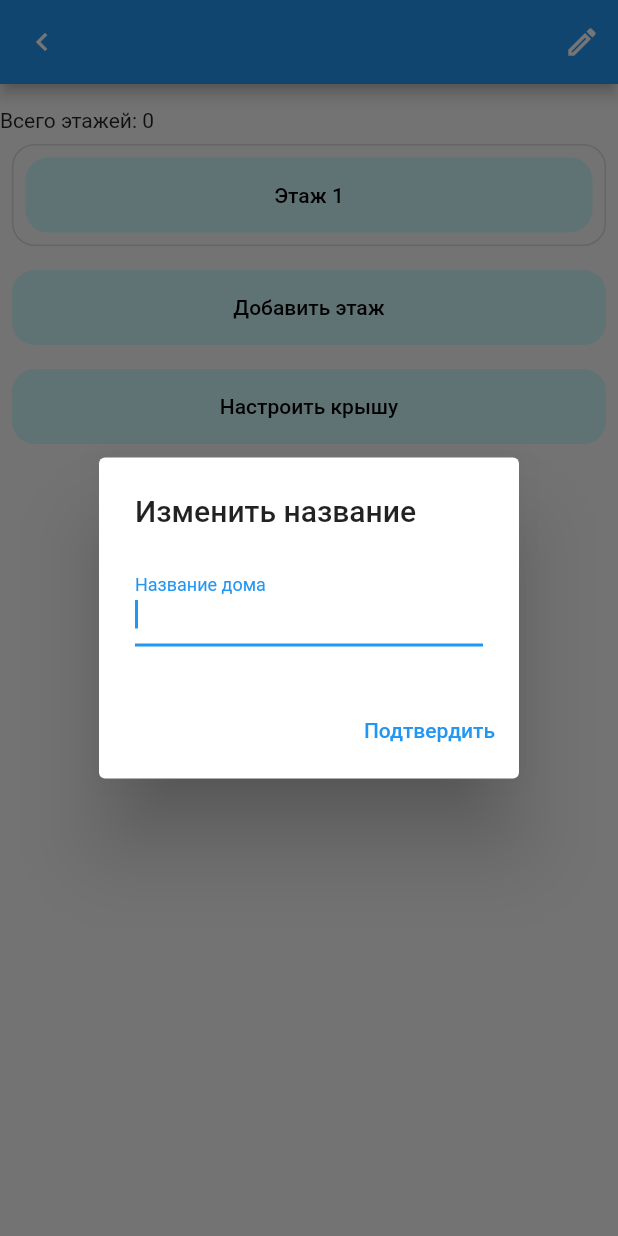
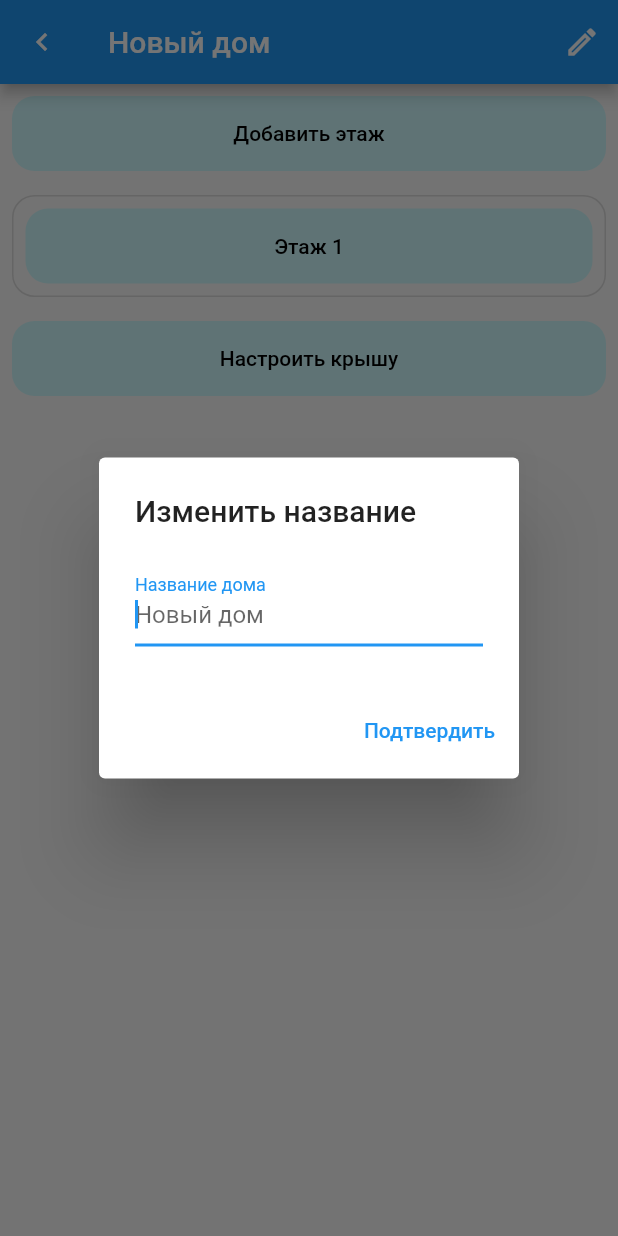
Before and after one commit to CpedaMonsterEnergyLover/BlockHouseCalculator, a Flutter app: the HousePage screen opened directly with empty values, after a tap on "Добавить этаж", after a tap on the "edit" icon, on a phone screen of 412 x 824 dp. Run offline on Flutter 3.47's test engine with Material 2 defaults, Android fonts, the phone set to English and light mode, and no system bars.

Commit message:
Можно переименовать дом Обновляется стейт на главной странице

```diff
--- a/lib/pages/edit_house/house_page.dart
+++ b/lib/pages/edit_house/house_page.dart
@@ -8,8 +8,9 @@ import 'package:flutter/material.dart';
 
 class HousePage extends StatefulWidget {
   House house;
+  final Function() notifyParent;
 
-  HousePage({Key? key, required this.house}) : super(key: key);
+  HousePage({Key? key, required this.house, required this.notifyParent}) : super(key: key);
 
   @override
   State<HousePage> createState() => _HousePageState();
@@ -17,6 +18,14 @@ class HousePage extends StatefulWidget {
 
 class _HousePageState extends State<HousePage> {
   bool floorBlock = true;
+
+  late House house;
+
+
+  @override
+  void initState() {
+    house = widget.house;
+  }
 
   @override
   Widget build(BuildContext context) {
@@ -31,17 +40,27 @@ class _HousePageState extends State<HousePage> {
         ),
         actions: [IconButton(
           icon: const Icon(Icons.edit_outlined),
-          onPressed: () {
+          onPressed: () async {
+            var newValue = await AbcDialog.inputDialog(context, widget.house);
             setState(() {
-              widget.house.name = AbcDialog.inputDialog(context, widget.house);
+              house.name = newValue;
             });
+            widget.notifyParent();
           },
         ),],
       ),
       body:  ListView(
         children: [
-          Text(widget.house.name),
-          const Text("Всего этажей: 0"),
+          GeneralButton(
+            text: "Добавить этаж",
+            callback: () {
+              if(!floorBlock) return;
+              setState(() {
+                floorBlock = widget.house.addFloor();
+              });
+            },
+            longPressCallback: () {},
+          ),
           Padding(
             padding: const EdgeInsets.all(8.0),
             child: Container(
@@ -75,16 +94,6 @@ class _HousePageState extends State<HousePage> {
             ),
           ),
           GeneralButton(
-            text: "Добавить этаж",
-            callback: () {
-              if(!floorBlock) return;
-              setState(() {
-                floorBlock = widget.house.addFloor();
-              });
-            },
-            longPressCallback: () {},
-          ),
-          GeneralButton(
             text: "Настроить крышу",
             callback: () {
               Navigator.push(
--- a/lib/pages/elements/dialog.dart
+++ b/lib/pages/elements/dialog.dart
@@ -4,9 +4,10 @@ import 'package:flutter/cupertino.dart';
 import 'package:flutter/material.dart';
 
 class AbcDialog {
-  static String inputDialog(BuildContext context, House house) {
-    String newName = '';
-    showDialog(
+
+  static Future<String> inputDialog(BuildContext context, House house) async {
+    String newName = house.name;
+    newName = await showDialog(
       context: context,
       barrierDismissible: false, // dialog is dismissible with a tap on the barrier
       builder: (BuildContext context) {
@@ -28,7 +29,7 @@ class AbcDialog {
             TextButton(
               child: const Text('Подтвердить'),
               onPressed: () {
-                Navigator.of(context).pop();
+                Navigator.of(context).pop(newName);
               },
             ),
           ],
@@ -36,8 +37,9 @@ class AbcDialog {
       },
     );
     return newName;
+  }
 
-  }
+
 
   static void buildConfirmDialog(BuildContext context, String title, String subtitle,
       String textButton, String textButton1 , VoidCallback callback) {
--- a/lib/pages/home/home.dart
+++ b/lib/pages/home/home.dart
@@ -15,6 +15,8 @@ class HomePage extends StatefulWidget {
 
 class _HomePageState extends State<HomePage> {
   List<House> houses = List.empty(growable: true);
+
+  void refresh () { setState(() {});}
 
   @override
   Widget build(BuildContext context) {
@@ -56,7 +58,7 @@ class _HomePageState extends State<HomePage> {
                   ...houses.map((e) => GeneralButton(text: e.name, callback: () => {
                   Navigator.push(
                     context,
-                    MaterialPageRoute(builder: (context) => HousePage(house: e)),
+                    MaterialPageRoute(builder: (context) => HousePage(house: e, notifyParent: refresh)),
                   )
                   },
                     longPressCallback: () {
```
